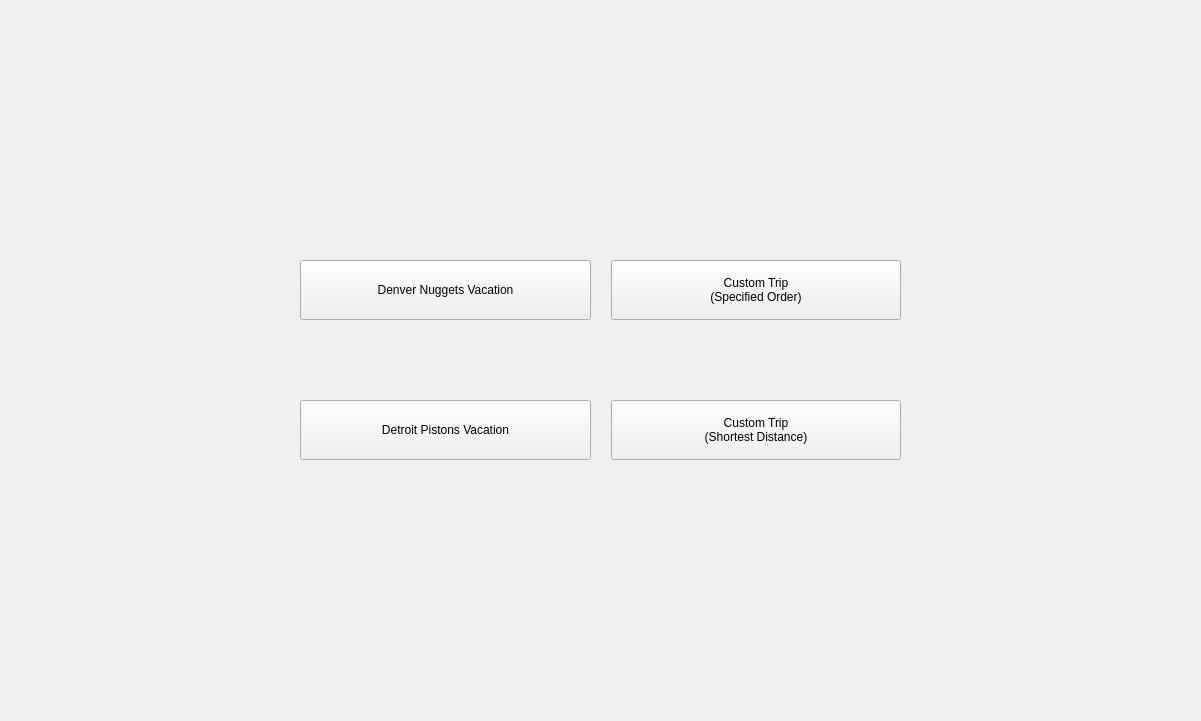
Above: QT Project/tripselectwindow.ui from AaronGeesink/CS1D-Basketball-Project before the change. Below: the same form after it.
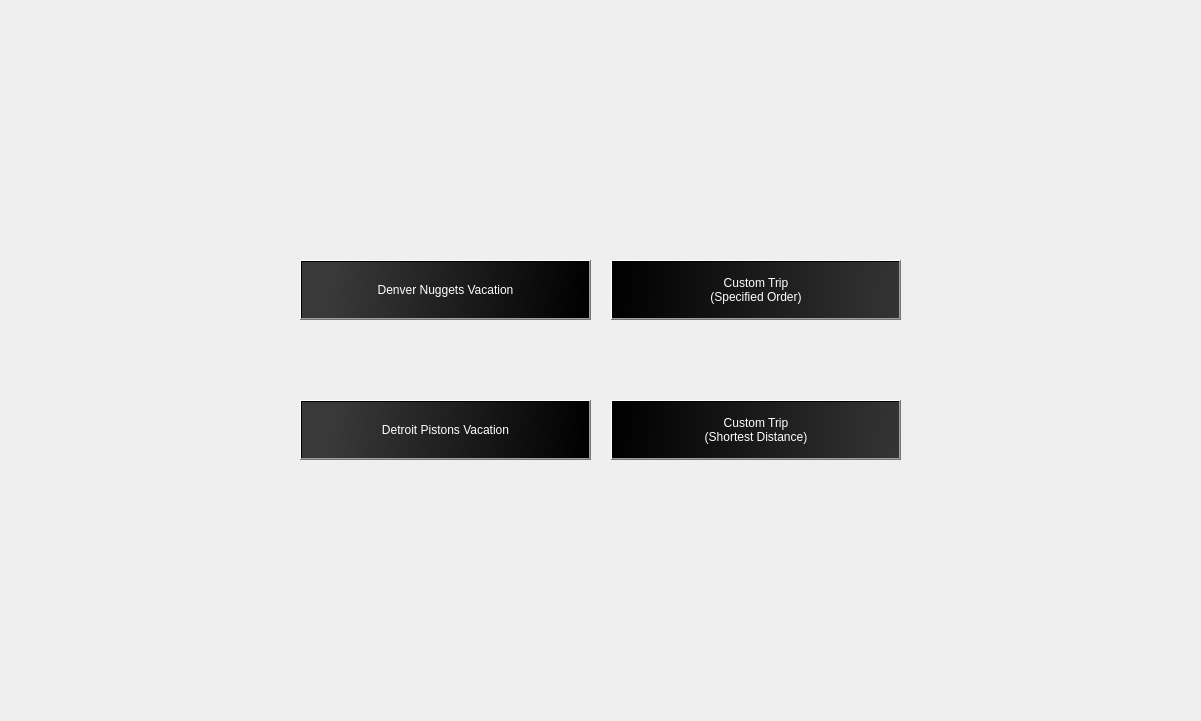
That is the form after the change.

What changed in the file:
```diff
--- a/QT Project/tripselectwindow.ui
+++ b/QT Project/tripselectwindow.ui
@@ -62,6 +62,10 @@
         <height>60</height>
        </size>
       </property>
+      <property name="styleSheet">
+       <string notr="true">color: rgb(255, 255, 255);
+background-color: qlineargradient(spread:pad, x1:1, y1:0.523, x2:0, y2:0.494, stop:0 rgba(0, 0, 0, 255), stop:0.897727 rgba(57, 57, 57, 255))</string>
+      </property>
       <property name="text">
        <string>Detroit Pistons Vacation</string>
       </property>
@@ -94,6 +98,10 @@
         <height>60</height>
        </size>
       </property>
+      <property name="styleSheet">
+       <string notr="true">color: rgb(255, 255, 255);
+background-color:qlineargradient(spread:pad, x1:0, y1:0.506, x2:1, y2:0.511045, stop:0 rgba(0, 0, 0, 255), stop:1 rgba(52, 52, 52, 255))</string>
+      </property>
       <property name="text">
        <string>Custom Trip
 (Shortest Distance)</string>
@@ -130,6 +138,10 @@
         <height>60</height>
        </size>
       </property>
+      <property name="styleSheet">
+       <string notr="true">color: rgb(255, 255, 255);
+background-color:qlineargradient(spread:pad, x1:0, y1:0.506, x2:1, y2:0.511045, stop:0 rgba(0, 0, 0, 255), stop:1 rgba(52, 52, 52, 255))</string>
+      </property>
       <property name="text">
        <string>Custom Trip
 (Specified Order)</string>
@@ -144,6 +156,10 @@
         <height>60</height>
        </size>
       </property>
+      <property name="styleSheet">
+       <string notr="true">color: rgb(255, 255, 255);
+background-color: qlineargradient(spread:pad, x1:1, y1:0.523, x2:0, y2:0.494, stop:0 rgba(0, 0, 0, 255), stop:0.897727 rgba(57, 57, 57, 255))</string>
+      </property>
       <property name="text">
        <string>Denver Nuggets Vacation</string>
       </property>
```
